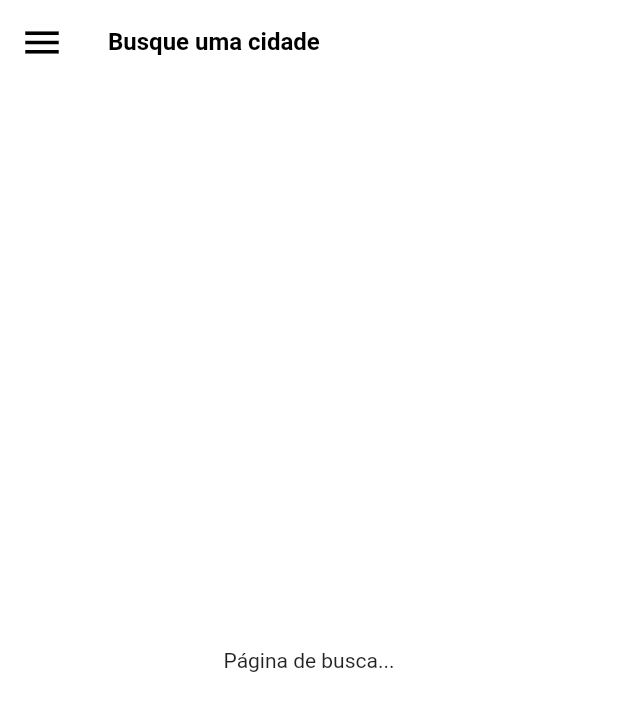
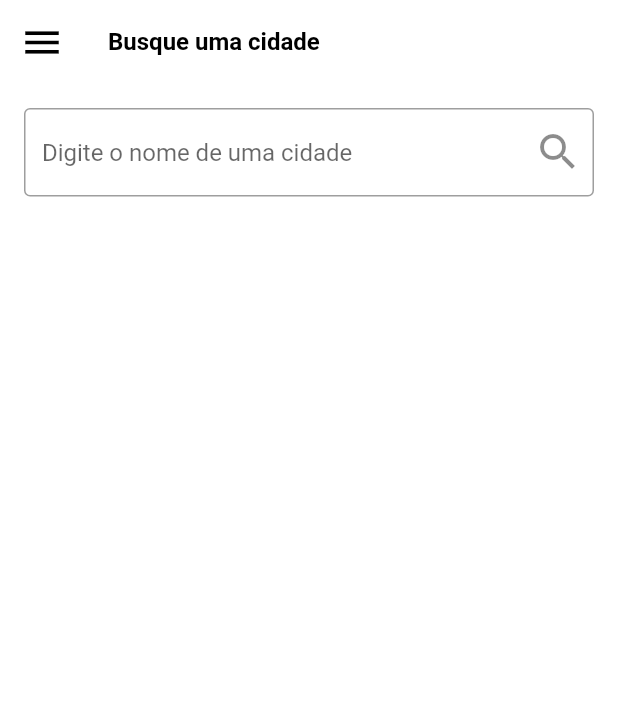
Before and after one commit to MatheusRmelo/devstravel, a Flutter app: the SearchPage screen opened by its route, on a phone screen of 412 x 824 dp. Shown: the top 711 px of the screen. Run offline on Flutter 3.47's test engine with Material 2 defaults, Android fonts, the phone set to English and light mode, and no system bars; network calls fail; Roboto replaces fonts that are missing (Helvetica Neue).

Commit message:
Projeto finalizado

```diff
--- a/lib/main.dart
+++ b/lib/main.dart
@@ -8,6 +8,7 @@ import 'src/pages/search.dart';
 import 'src/pages/continent.dart';
 import 'src/pages/listcity.dart';
 import 'src/pages/city.dart';
+import 'src/pages/favorites.dart';
 
 void main() => runApp(MultiProvider(
       providers: [ChangeNotifierProvider(create: (context) => AppData())],
@@ -26,6 +27,7 @@ class MyApp extends StatelessWidget {
         '/continent': (context) => ContinentPage(),
         '/listcity': (context) => ListCityPage(),
         '/city': (context) => CityPage(),
+        '/favorites': (context) => FavoritesPage(),
       },
     );
   }
--- a/lib/src/pages/search.dart
+++ b/lib/src/pages/search.dart
@@ -4,9 +4,25 @@ import '../models/appdata.dart';
 
 import '../partials/customappbar.dart';
 import '../partials/customdrawer.dart';
+import '../partials/citybox.dart';
 
-class SearchPage extends StatelessWidget {
+class SearchPage extends StatefulWidget {
+  @override
+  _SearchPage createState() => _SearchPage();
+}
+
+class _SearchPage extends State<SearchPage> {
+  List list = [];
+
   GlobalKey<ScaffoldState> _scaffoldkey = GlobalKey();
+
+  void doSearch(pageContext, text) async {
+    List newList = await Provider.of<AppData>(pageContext).searchCity(text);
+
+    setState(() {
+      list = newList;
+    });
+  }
 
   @override
   Widget build(BuildContext context) {
@@ -20,13 +36,38 @@ class SearchPage extends StatelessWidget {
               hideSearch: true),
           drawer: CustomDrawer(pageContext: context),
           backgroundColor: Colors.white,
-        body: Center(
-          child: Column(
-            mainAxisAlignment: MainAxisAlignment.center,
-            children: [Text('Página de busca...')],
+          body: Column(
+            children: [
+              Container(
+                margin: EdgeInsets.all(16),
+                child: TextField(
+                  onChanged: (text) {
+                    doSearch(context, text);
+                  },
+                  decoration: InputDecoration(
+                      hintText: 'Digite o nome de uma cidade',
+                      border: OutlineInputBorder(),
+                      suffixIcon: Icon(
+                        Icons.search,
+                        size: 32,
+                      )),
                 ),
               ),
-      ),
+              Expanded(
+                  child: GridView.count(
+                crossAxisCount: 2,
+                children: List.generate(
+                    list.length,
+                    (index) => CityBox(
+                          data: list[index],
+                          onTap: (cityData) {
+                            Navigator.pushNamed(context, '/city',
+                                arguments: cityData);
+                          },
+                        )),
+              ))
+            ],
+          )),
     );
   }
 }
```
Also changed, not shown: lib/src/models/appdata.dart (+34 -0 lines), lib/src/pages/favorites.dart (added, +45 -0 lines). Lines whose indentation alone changed are shown as unchanged.
